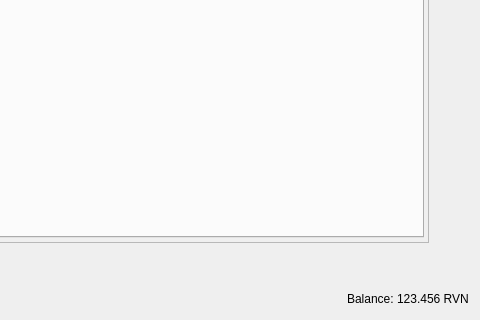
Old version of the form src/qt/forms/restrictedassetsdialog.ui in the repository soosho/Tenzura; both pictures show x 688 to 1168 and y 680 to 1000 of the 1168 by 1000 pixel window.
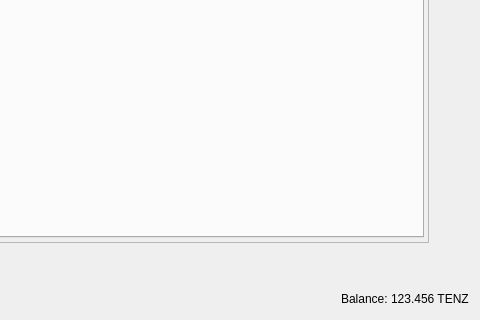
New version of the form.

The edit to the form file:
```diff
--- a/src/qt/forms/restrictedassetsdialog.ui
+++ b/src/qt/forms/restrictedassetsdialog.ui
@@ -281,7 +281,7 @@
         <cursorShape>IBeamCursor</cursorShape>
        </property>
        <property name="text">
-        <string notr="true">123.456 RVN</string>
+        <string notr="true">123.456 TENZ</string>
        </property>
        <property name="textInteractionFlags">
         <set>Qt::LinksAccessibleByMouse|Qt::TextSelectableByKeyboard|Qt::TextSelectableByMouse</set>
```
